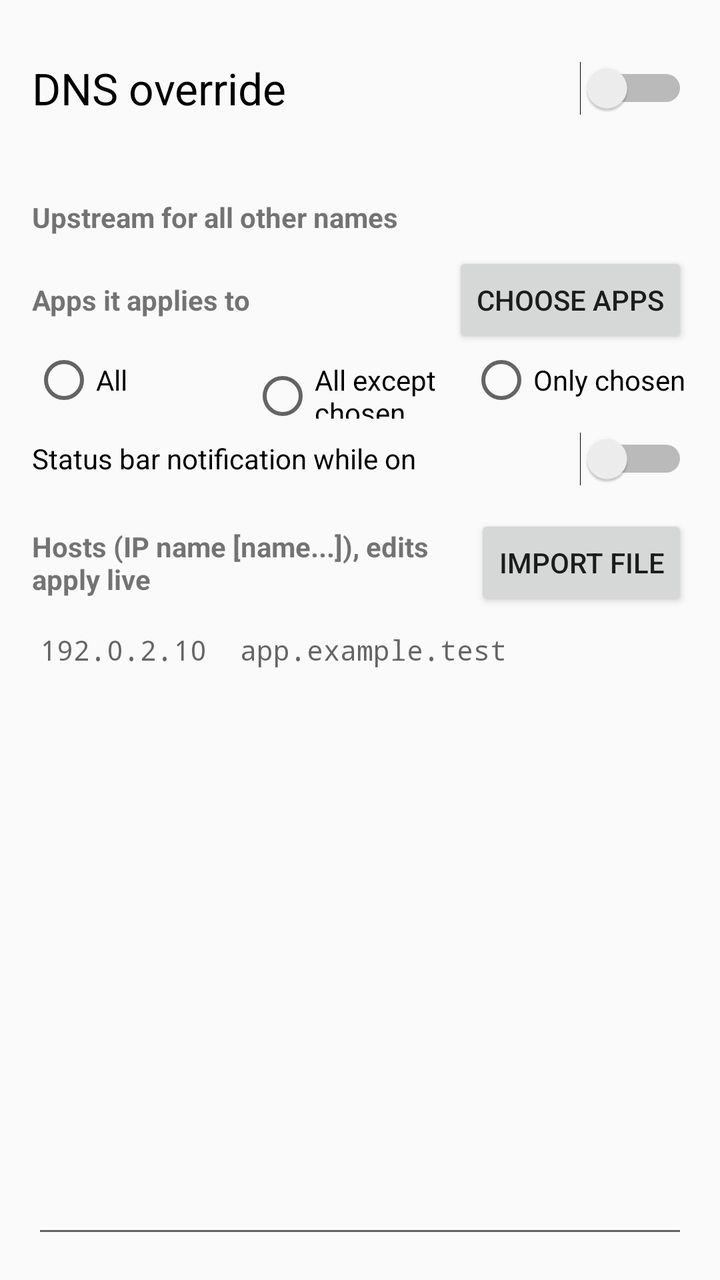
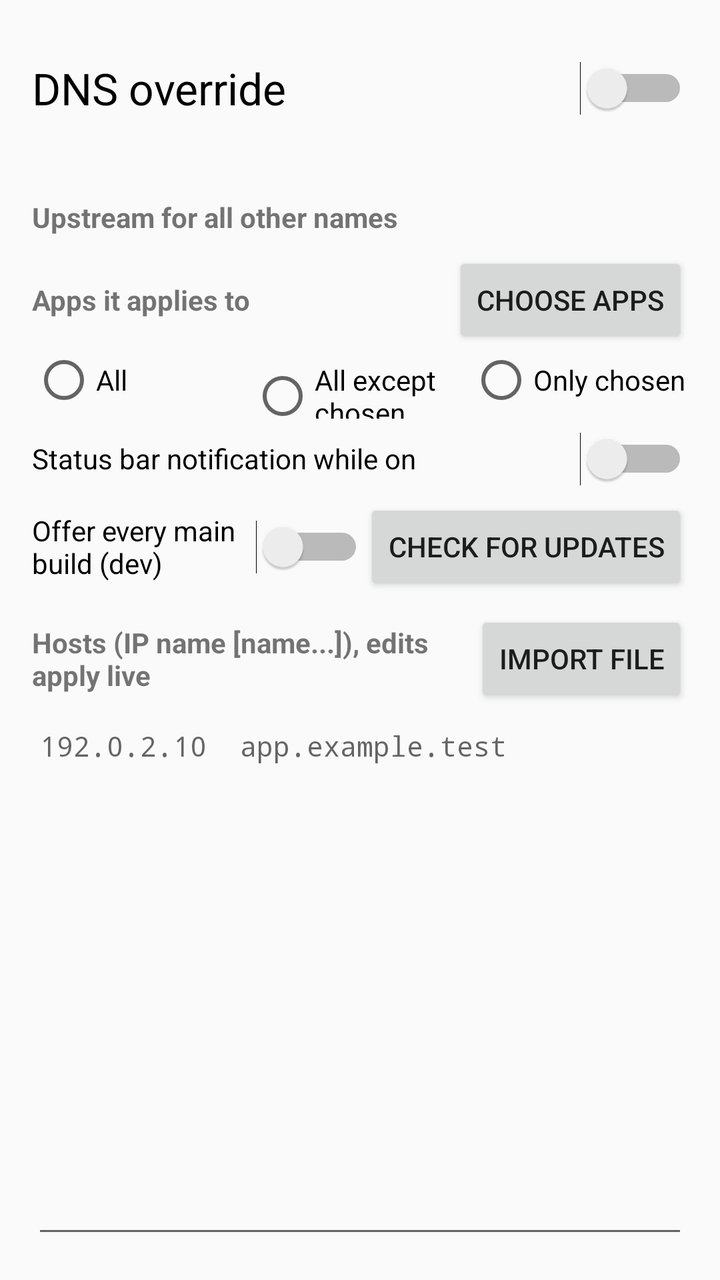

Compare the two renders of this Android layout. The source of the first and the diff that turns it into the second are given below.
<!-- AndroidManifest.xml: application theme android:Theme.Material.Light.DarkActionBar -->
<!-- res/layout/activity_main.xml -->
<?xml version="1.0" encoding="utf-8"?>
<LinearLayout xmlns:android="http://schemas.android.com/apk/res/android"
    android:id="@+id/root"
    android:layout_width="match_parent"
    android:layout_height="match_parent"
    android:orientation="vertical"
    android:padding="16dp">

    <Switch
        android:id="@+id/toggle"
        android:layout_width="match_parent"
        android:layout_height="wrap_content"
        android:minHeight="56dp"
        android:text="DNS override"
        android:textSize="22sp" />

    <TextView
        android:id="@+id/status"
        android:layout_width="match_parent"
        android:layout_height="wrap_content"
        android:paddingBottom="8dp" />

    <TextView
        android:layout_width="match_parent"
        android:layout_height="wrap_content"
        android:text="Upstream for all other names"
        android:textStyle="bold" />

    <RadioGroup
        android:id="@+id/upstream"
        android:layout_width="match_parent"
        android:layout_height="wrap_content" />

    <LinearLayout
        android:layout_width="match_parent"
        android:layout_height="wrap_content"
        android:gravity="center_vertical"
        android:orientation="horizontal"
        android:paddingTop="8dp">

        <TextView
            android:layout_width="0dp"
            android:layout_height="wrap_content"
            android:layout_weight="1"
            android:text="Apps it applies to"
            android:textStyle="bold" />

        <Button
            android:id="@+id/appsBtn"
            android:layout_width="wrap_content"
            android:layout_height="wrap_content"
            android:text="Choose apps" />
    </LinearLayout>

    <RadioGroup
        android:id="@+id/appMode"
        android:layout_width="match_parent"
        android:layout_height="wrap_content"
        android:orientation="horizontal">

        <RadioButton
            android:id="@+id/modeAll"
            android:layout_width="0dp"
            android:layout_height="wrap_content"
            android:layout_weight="1"
            android:text="All" />

        <RadioButton
            android:id="@+id/modeExclude"
            android:layout_width="0dp"
            android:layout_height="wrap_content"
            android:layout_weight="1"
            android:text="All except chosen" />

        <RadioButton
            android:id="@+id/modeOnly"
            android:layout_width="0dp"
            android:layout_height="wrap_content"
            android:layout_weight="1"
            android:text="Only chosen" />
    </RadioGroup>

    <Switch
        android:id="@+id/notif"
        android:layout_width="match_parent"
        android:layout_height="wrap_content"
        android:minHeight="40dp"
        android:text="Status bar notification while on" />

    <LinearLayout
        android:layout_width="match_parent"
        android:layout_height="wrap_content"
        android:gravity="center_vertical"
        android:orientation="horizontal"
        android:paddingTop="8dp">

        <TextView
            android:layout_width="0dp"
            android:layout_height="wrap_content"
            android:layout_weight="1"
            android:text="Hosts (IP name [name...]), edits apply live"
            android:textStyle="bold" />

        <Button
            android:id="@+id/importBtn"
            android:layout_width="wrap_content"
            android:layout_height="wrap_content"
            android:text="Import file" />
    </LinearLayout>

    <EditText
        android:id="@+id/hosts"
        android:layout_width="match_parent"
        android:layout_height="0dp"
        android:layout_weight="1"
        android:fontFamily="monospace"
        android:gravity="top|start"
        android:hint="192.0.2.10  app.example.test"
        android:importantForAutofill="no"
        android:inputType="textMultiLine|textNoSuggestions"
        android:scrollbars="vertical"
        android:textSize="14sp" />
</LinearLayout>
<!-- resources referenced by this layout -->
<resources>

</resources>

<!-- the commit's change to res/layout/activity_main.xml (unified diff, before → after) -->
@@ -91,6 +91,27 @@
         android:layout_width="match_parent"
         android:layout_height="wrap_content"
         android:gravity="center_vertical"
+        android:orientation="horizontal">
+
+        <Switch
+            android:id="@+id/devChannel"
+            android:layout_width="0dp"
+            android:layout_height="wrap_content"
+            android:layout_weight="1"
+            android:minHeight="40dp"
+            android:text="Offer every main build (dev)" />
+
+        <Button
+            android:id="@+id/checkUpdate"
+            android:layout_width="wrap_content"
+            android:layout_height="wrap_content"
+            android:text="Check for updates" />
+    </LinearLayout>
+
+    <LinearLayout
+        android:layout_width="match_parent"
+        android:layout_height="wrap_content"
+        android:gravity="center_vertical"
         android:orientation="horizontal"
         android:paddingTop="8dp">
 
